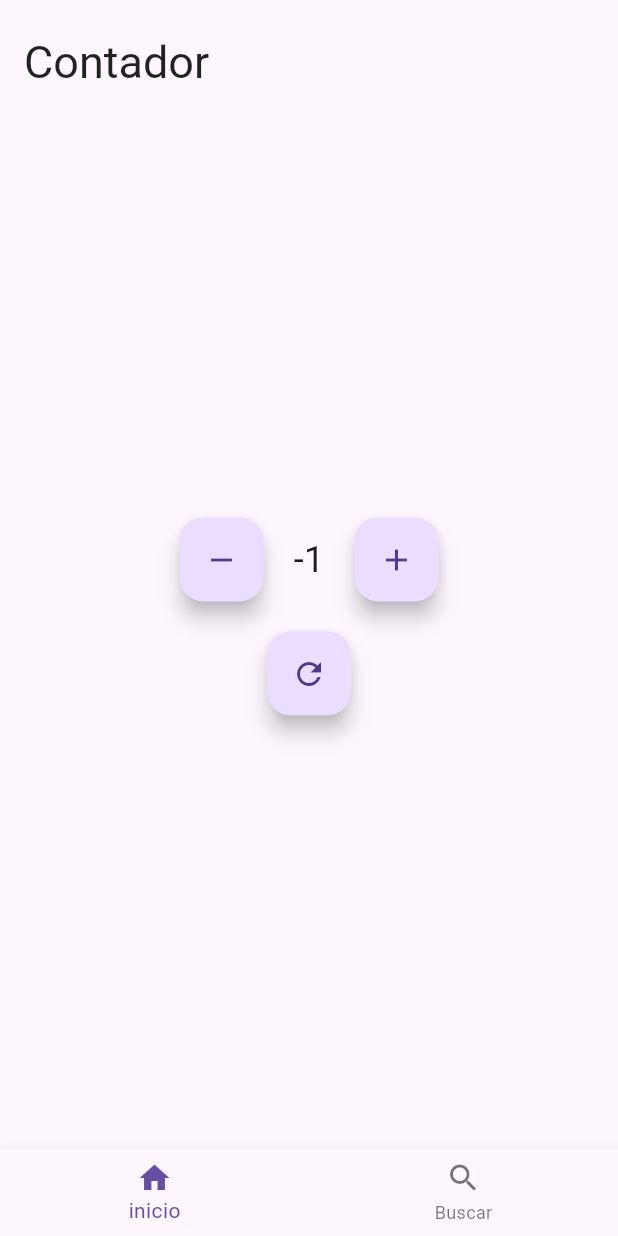
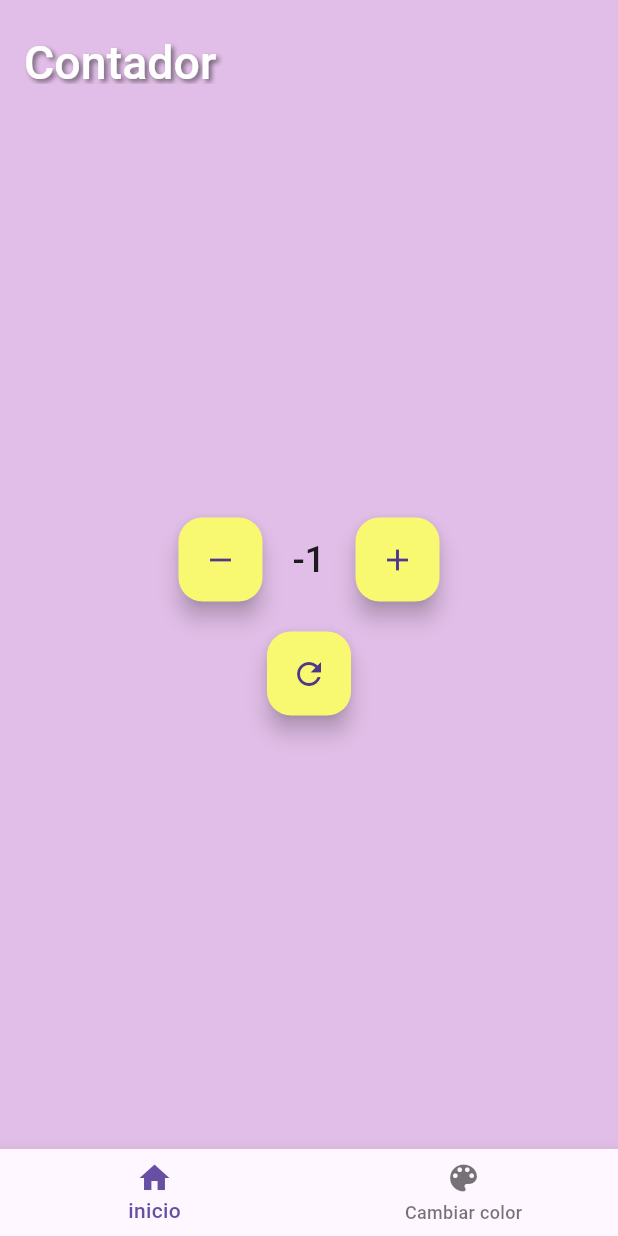
Before and after one commit to AlejandroArafi/Counter_app, a Flutter app: the screen it shows after launch, after a tap on the "remove" icon, on a phone screen of 412 x 824 dp. Run offline on Flutter 3.47's test engine with Material 3 defaults, Android fonts, the light colour scheme and no system bars.

Commit message:
seleccion de color

```diff
--- a/lib/main.dart
+++ b/lib/main.dart
@@ -4,21 +4,39 @@ void main() {
   runApp(const MainApp());
 }
 
-class MainApp extends StatelessWidget {
+class MainApp extends StatefulWidget {
   const MainApp({super.key});
+
+  @override
+  _MainAppState createState() => _MainAppState();
+}
+
+class _MainAppState extends State<MainApp> {
+  int _selectedIndex = 0;
 
   @override
   Widget build(BuildContext context) {
     return MaterialApp(
       home: Scaffold(
         appBar: AppBar(
+          backgroundColor:
+              _selectedIndex == 1 ? Color(0xFF82F4EB) : Colors.purple[100],
           title: Padding(
             padding: EdgeInsetsDirectional.only(top: 28.0),
             child: Text(
               'Contador',
               style: TextStyle(
-                color: Colors.black87,
-                fontSize: 30.0,
+                fontSize: 31.0,
+                color: Colors.white,
+                shadows: [
+                  Shadow(
+                    color: Colors.black.withOpacity(0.5),
+                    offset: Offset(2.0, 2.0),
+                    blurRadius: 4.0,
+                  )
+                ],
+                fontFamily: 'Roboto',
+                fontWeight: FontWeight.w500,
               ),
             ),
           ),
@@ -32,11 +50,22 @@ class MainApp extends StatelessWidget {
               icon: Icon(Icons.home),
               label: 'inicio',
             ),
-            BottomNavigationBarItem(icon: Icon(Icons.search), label: 'Buscar')
+            BottomNavigationBarItem(
+                icon: Icon(Icons.color_lens), label: 'Cambiar color'),
           ],
+          currentIndex: _selectedIndex,
+          onTap: _onTappedItem,
         ),
+        backgroundColor:
+            _selectedIndex == 1 ? Color(0xFF82F4EB) : Colors.purple[100],
       ),
     );
+  }
+
+  void _onTappedItem(int index) {
+    setState(() {
+      _selectedIndex = index;
+    });
   }
 }
 
@@ -80,6 +109,7 @@ class _CounterWidgetState extends State<CounterWidget> {
             FloatingActionButton(
               onPressed: _decrement,
               child: const Icon(Icons.remove),
+              backgroundColor: Color(0xFFF9F871),
             ),
             const SizedBox(width: 20),
             Text('$_counter', style: const TextStyle(fontSize: 24.0)),
@@ -87,6 +117,7 @@ class _CounterWidgetState extends State<CounterWidget> {
             FloatingActionButton(
               onPressed: _increment,
               child: const Icon(Icons.add),
+              backgroundColor: Color(0xFFF9F871),
             ),
           ],
         ),
@@ -95,6 +126,7 @@ class _CounterWidgetState extends State<CounterWidget> {
           onPressed: _reset,
           tooltip: 'Reset',
           child: const Icon(Icons.refresh),
+          backgroundColor: Color(0xFFF9F871),
         ),
       ],
     );
```
Also changed, not shown: pubspec.yaml (+7 -0 lines), assets/fonts/Roboto-Black.ttf (added), assets/fonts/Roboto-BlackItalic.ttf (added), assets/fonts/Roboto-Bold.ttf (added), assets/fonts/Roboto-BoldItalic.ttf (added), assets/fonts/Roboto-Italic.ttf (added), assets/fonts/Roboto-Light.ttf (added), assets/fonts/Roboto-LightItalic.ttf (added), assets/fonts/Roboto-Medium.ttf (added), assets/fonts/Roboto-MediumItalic.ttf (added), assets/fonts/Roboto-Regular.ttf (added), assets/fonts/Roboto-Thin.ttf (added), assets/fonts/Roboto-ThinItalic.ttf (added).
